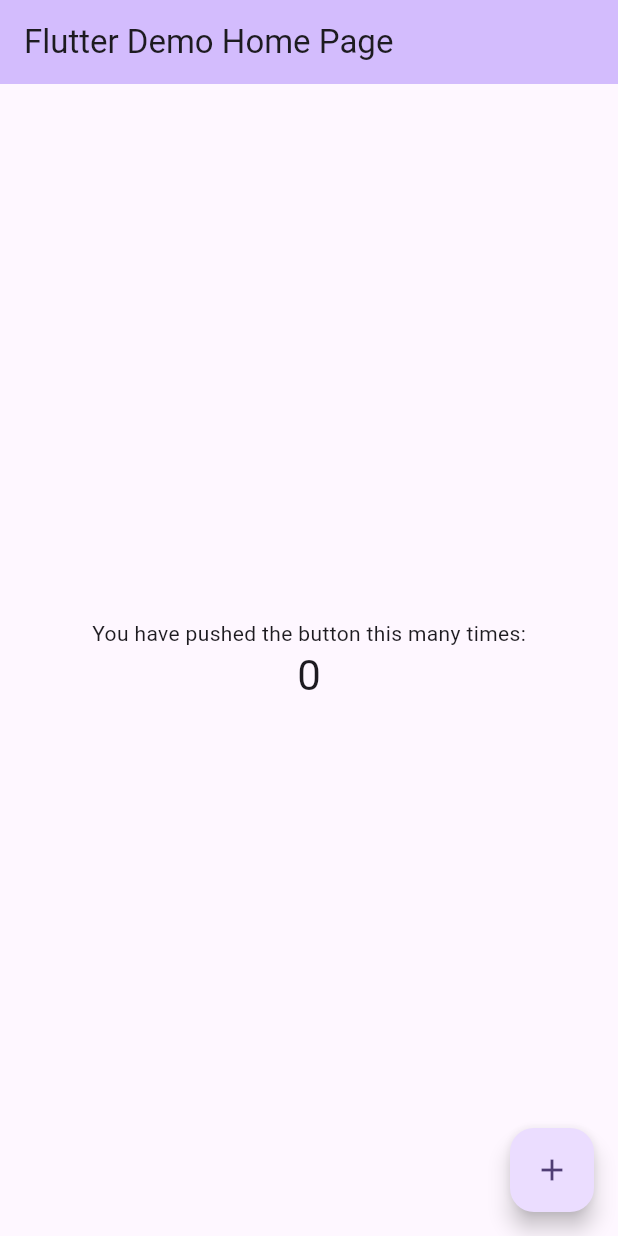
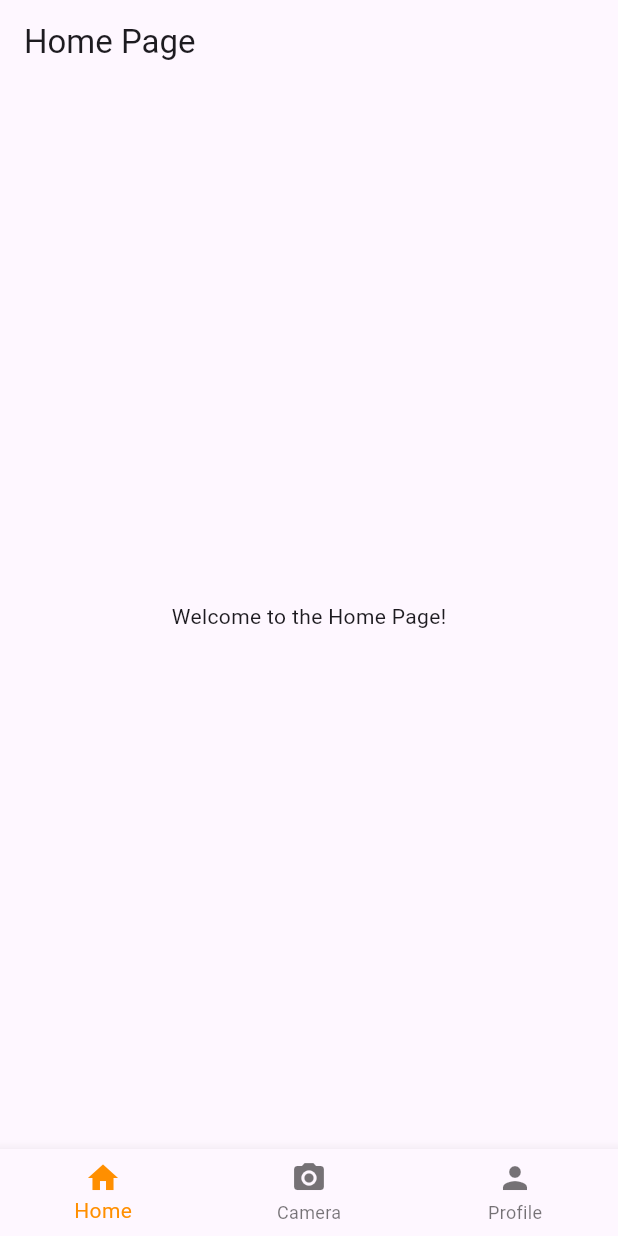
Before and after one commit to ellaly2/habinu, a Flutter app: the screen it shows after launch, on a phone screen of 412 x 824 dp. Run offline on Flutter 3.47's test engine with Material 3 defaults, Android fonts, the phone set to English and light mode, and no system bars.

Commit message:
Pages added

```diff
--- a/habinu/lib/main.dart
+++ b/habinu/lib/main.dart
@@ -1,4 +1,5 @@
 import 'package:flutter/material.dart';
+import 'package:habinu/models/home.dart';
 
 void main() {
   runApp(const MyApp());
@@ -54,69 +55,8 @@
 }
 
 class _MyHomePageState extends State<MyHomePage> {
-  int _counter = 0;
-
-  void _incrementCounter() {
-    setState(() {
-      // This call to setState tells the Flutter framework that something has
-      // changed in this State, which causes it to rerun the build method below
-      // so that the display can reflect the updated values. If we changed
-      // _counter without calling setState(), then the build method would not be
-      // called again, and so nothing would appear to happen.
-      _counter++;
-    });
-  }
-
   @override
   Widget build(BuildContext context) {
-    // This method is rerun every time setState is called, for instance as done
-    // by the _incrementCounter method above.
-    //
-    // The Flutter framework has been optimized to make rerunning build methods
-    // fast, so that you can just rebuild anything that needs updating rather
-    // than having to individually change instances of widgets.
-    return Scaffold(
-      appBar: AppBar(
-        // TRY THIS: Try changing the color here to a specific color (to
-        // Colors.amber, perhaps?) and trigger a hot reload to see the AppBar
-        // change color while the other colors stay the same.
-        backgroundColor: Theme.of(context).colorScheme.inversePrimary,
-        // Here we take the value from the MyHomePage object that was created by
-        // the App.build method, and use it to set our appbar title.
-        title: Text(widget.title),
-      ),
-      body: Center(
-        // Center is a layout widget. It takes a single child and positions it
-        // in the middle of the parent.
-        child: Column(
-          // Column is also a layout widget. It takes a list of children and
-          // arranges them vertically. By default, it sizes itself to fit its
-          // children horizontally, and tries to be as tall as its parent.
-          //
-          // Column has various properties to control how it sizes itself and
-          // how it positions its children. Here we use mainAxisAlignment to
-          // center the children vertically; the main axis here is the vertical
-          // axis because Columns are vertical (the cross axis would be
-          // horizontal).
-          //
-          // TRY THIS: Invoke "debug painting" (choose the "Toggle Debug Paint"
-          // action in the IDE, or press "p" in the console), to see the
-          // wireframe for each widget.
-          mainAxisAlignment: MainAxisAlignment.center,
-          children: <Widget>[
-            const Text('You have pushed the button this many times:'),
-            Text(
-              '$_counter',
-              style: Theme.of(context).textTheme.headlineMedium,
-            ),
-          ],
-        ),
-      ),
-      floatingActionButton: FloatingActionButton(
-        onPressed: _incrementCounter,
-        tooltip: 'Increment',
-        child: const Icon(Icons.add),
-      ), // This trailing comma makes auto-formatting nicer for build methods.
-    );
+    return HomePage();
   }
 }
--- /dev/null
+++ b/habinu/lib/models/home.dart
@@ -0,0 +1,28 @@
+import 'package:flutter/material.dart';
+import 'package:habinu/models/navBar.dart';
+import 'package:habinu/models/camera.dart';
+import 'package:habinu/models/profile.dart';
+
+class HomePage extends StatelessWidget {
+  @override
+  Widget build(BuildContext context) {
+    return Scaffold(
+      appBar: AppBar(title: Text('Home Page')),
+      body: Center(child: Text('Welcome to the Home Page!')),
+      bottomNavigationBar: NavBar(
+        pageIndex: 0,
+        onTap: (index) {
+          if (index == 1) {
+            Navigator.of(
+              context,
+            ).pushReplacement(NoAnimationPageRoute(page: CameraPage()));
+          } else if (index == 2) {
+            Navigator.of(
+              context,
+            ).pushReplacement(NoAnimationPageRoute(page: ProfilePage()));
+          }
+        },
+      ),
+    );
+  }
+}
--- /dev/null
+++ b/habinu/lib/models/navBar.dart
@@ -0,0 +1,35 @@
+import 'package:flutter/material.dart';
+
+/// Custom PageRoute that disables animations
+class NoAnimationPageRoute<T> extends PageRouteBuilder<T> {
+  final Widget page;
+
+  NoAnimationPageRoute({required this.page})
+    : super(
+        pageBuilder: (context, animation, secondaryAnimation) => page,
+        transitionDuration: Duration.zero,
+        reverseTransitionDuration: Duration.zero,
+      );
+}
+
+/// Reusable BottomNavigationBar widget
+class NavBar extends StatelessWidget {
+  final int pageIndex;
+  final Function(int) onTap;
+
+  const NavBar({super.key, required this.pageIndex, required this.onTap});
+
+  @override
+  Widget build(BuildContext context) {
+    return BottomNavigationBar(
+      items: const <BottomNavigationBarItem>[
+        BottomNavigationBarItem(icon: Icon(Icons.home), label: 'Home'),
+        BottomNavigationBarItem(icon: Icon(Icons.camera_alt), label: 'Camera'),
+        BottomNavigationBarItem(icon: Icon(Icons.person), label: 'Profile'),
+      ],
+      currentIndex: pageIndex,
+      selectedItemColor: Colors.amber[800],
+      onTap: onTap,
+    );
+  }
+}
```
Also changed, not shown: habinu/lib/models/camera.dart (added, +28 -0 lines), habinu/lib/models/profile.dart (added, +28 -0 lines), habinu/lib/models/cameraPreview.dart (added), habinu/lib/models/chooseHabit.dart (added), habinu/lib/models/createFirstHabit.dart (added), habinu/lib/models/createHabit.dart (added), habinu/lib/models/getStarted.dart (added).
